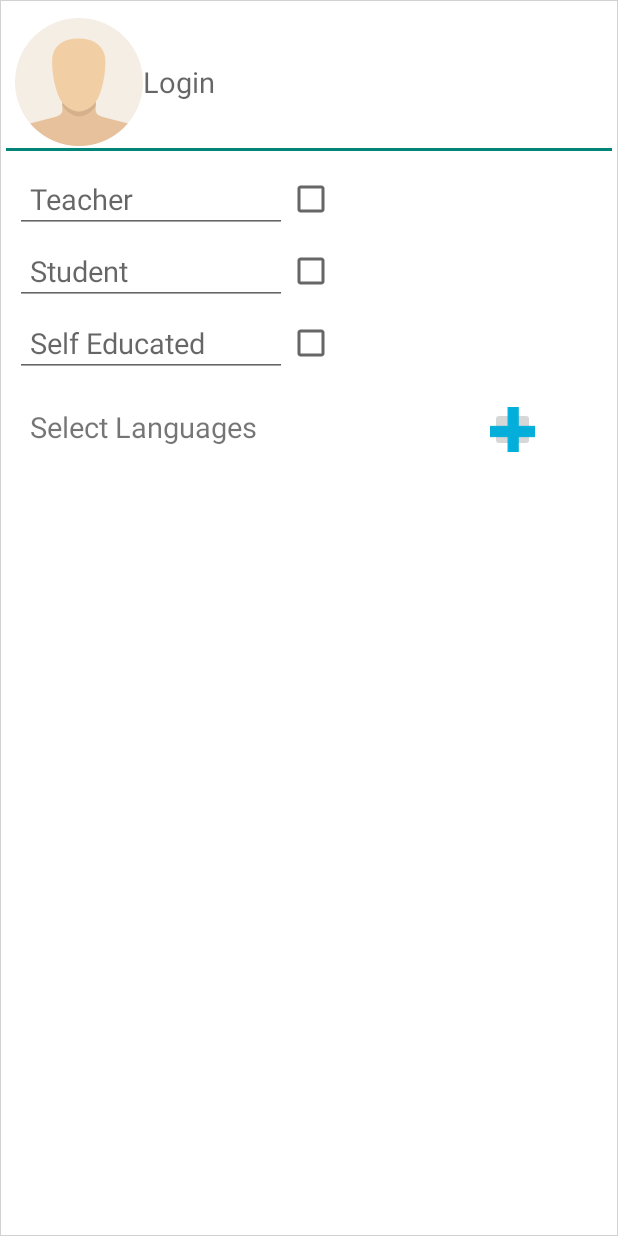
After one commit to Yasinaaa/LangAPP, an Android app: the layout sign_in_2.xml on its own in the app's theme, with its tools: preview values and no code run, on a phone screen of 412 x 824 dp. The commit adds this screen. Run offline under Robolectric (Android 15) with nearby library versions, the phone set to English and light mode, and no system bars.

Commit message:
created sign_in2.xml

```diff
--- a/app/src/main/java/com/example/yasina/langapp/SignInActivity.java
+++ b/app/src/main/java/com/example/yasina/langapp/SignInActivity.java
@@ -22,6 +22,8 @@ public class SignInActivity extends ActionBarActivity {
         return true;
     }
 
+
+
     @Override
     public boolean onOptionsItemSelected(MenuItem item) {
         // Handle action bar item clicks here. The action bar will
--- a/app/src/main/res/drawable-hdpi/edittext_top_bg.xml
+++ b/app/src/main/res/drawable-hdpi/edittext_top_bg.xml
@@ -3,7 +3,7 @@
     android:shape="rectangle" android:padding="10dp">
     <solid android:color="#FFFFFF"/>
     <stroke
-        android:width=".05dp"
+        android:width="5dp"
         android:color="#d2d2d2" />
     <corners android:topLeftRadius="5dp"
         android:topRightRadius="5dp"/>
--- a/app/src/main/res/layout/sign_in.xml
+++ b/app/src/main/res/layout/sign_in.xml
@@ -1,7 +1,7 @@
 <RelativeLayout xmlns:android="http://schemas.android.com/apk/res/android"
     xmlns:tools="http://schemas.android.com/tools"
-    android:layout_width="match_parent"
-    android:layout_height="match_parent"
+    android:layout_width="wrap_content"
+    android:layout_height="wrap_content"
     android:paddingBottom="@dimen/activity_vertical_margin"
     android:paddingLeft="@dimen/activity_horizontal_margin"
     android:paddingRight="@dimen/activity_horizontal_margin"
@@ -15,9 +15,39 @@
         android:layout_width="match_parent"
         android:layout_height="wrap_content"
         android:layout_centerInParent="true"
-        android:padding="10dp"
         >
 
+        <EditText
+            android:id="@+id/etLogin"
+            android:layout_width="match_parent"
+            android:layout_height="wrap_content"
+            android:background="@drawable/edittext_default_bg"
+            android:layout_marginTop="2dp"
+            android:padding="10dp"
+            android:hint="Login"
+            android:textColorHint="#bbbbbb"
+            android:drawableLeft="@drawable/user"/>
+
+        <CheckBox
+            android:id="@+id/cbTeacher"
+            android:layout_width="wrap_content"
+            android:layout_height="wrap_content"
+            android:layout_alignParentLeft="true"
+            android:focusable="false"
+            android:focusableInTouchMode="false"
+            />
+        <EditText
+            android:id="@+id/etTeacher"
+            android:layout_width="match_parent"
+            android:layout_height="wrap_content"
+            android:background="@drawable/edittext_default_bg"
+            android:layout_marginTop="2dp"
+            android:layout_alignBaseline="@+id/cbTeacher"
+            android:layout_alignBottom="@+id/cbTeacher"
+            android:layout_toRightOf="@+id/cbTeacher"
+            android:padding="20dp"
+            android:hint="Teacher"
+            />
         <EditText
             android:id="@+id/etEmail"
             android:layout_width="match_parent"
@@ -27,16 +57,7 @@
             android:hint="Email"
             android:textColorHint="#bbbbbb"
             android:drawableLeft="@drawable/email"/>
-        <EditText
-            android:id="@+id/etUserName"
-            android:layout_width="match_parent"
-            android:layout_height="wrap_content"
-            android:background="@drawable/edittext_default_bg"
-            android:layout_marginTop="-2dp"
-            android:padding="10dp"
-            android:hint="User Name"
-            android:textColorHint="#bbbbbb"
-            android:drawableLeft="@drawable/user"/>
+
         <EditText
             android:id="@+id/etPass"
             android:layout_width="match_parent"
--- /dev/null
+++ b/app/src/main/res/layout/sign_in_2.xml
@@ -0,0 +1,132 @@
+<?xml version="1.0" encoding="utf-8"?>
+<LinearLayout xmlns:android="http://schemas.android.com/apk/res/android"
+    android:orientation="vertical" android:layout_width="match_parent"
+    android:layout_height="match_parent"
+    android:background="@drawable/edittext_default_bg">
+
+    <EditText
+        android:id="@+id/etLogin"
+        android:layout_width="wrap_content"
+        android:layout_height="wrap_content"
+        android:layout_marginTop="2dp"
+        android:padding="10dp"
+        android:hint="Login"
+        android:ems="19"
+        android:textSize="19dp"
+        android:drawableLeft="@drawable/user"/>
+
+   <LinearLayout
+       android:id="@+id/llTeacher"
+       android:layout_width="wrap_content"
+       android:layout_height="wrap_content"
+       android:orientation="horizontal">
+       <EditText
+           android:id="@+id/etTeacher"
+           android:layout_width="wrap_content"
+           android:layout_height="wrap_content"
+           android:layout_marginTop="2dp"
+           android:padding="10dp"
+           android:ems="8"
+           android:textSize="19dp"
+           android:layout_marginLeft="10dp"
+           android:hint="Teacher"
+           />
+       <CheckBox
+           android:id="@+id/cbTeacher"
+           android:layout_width="match_parent"
+           android:layout_height="wrap_content"
+           android:layout_alignBaseline="@+id/etTeacher"
+           android:layout_alignBottom="@+id/etTeacher"
+           android:layout_toRightOf="@+id/etTeacher"
+           android:focusable="false"
+           android:focusableInTouchMode="false"
+           />
+   </LinearLayout>
+
+    <LinearLayout
+        android:layout_width="wrap_content"
+        android:layout_height="wrap_content"
+        android:layout_below="@+id/llTeacher"
+        android:orientation="horizontal">
+        <EditText
+            android:id="@+id/etStudent"
+            android:layout_width="wrap_content"
+            android:layout_height="wrap_content"
+            android:layout_marginTop="2dp"
+            android:padding="10dp"
+            android:ems="8"
+            android:layout_marginLeft="10dp"
+            android:hint="Student"
+            android:textSize="19dp"
+            />
+        <CheckBox
+            android:id="@+id/cbStudent"
+            android:layout_width="match_parent"
+            android:layout_height="wrap_content"
+            android:layout_alignBaseline="@+id/etStudent"
+            android:layout_alignBottom="@+id/etStudent"
+            android:layout_toRightOf="@+id/etStudent"
+            android:focusable="false"
+            android:focusableInTouchMode="false"
+            />
+        </LinearLayout>
+
+    <LinearLayout
+        android:id="@+id/llSelfEducated"
+        android:layout_width="wrap_content"
+        android:layout_height="wrap_content"
+        android:layout_below="@+id/llStudent"
+        android:orientation="horizontal">
+        <EditText
+            android:id="@+id/etSelfEducated"
+            android:layout_width="wrap_content"
+            android:layout_height="wrap_content"
+            android:layout_marginTop="2dp"
+            android:padding="10dp"
+            android:ems="8"
+            android:layout_marginLeft="10dp"
+            android:hint="Self Educated"
+            android:textSize="19dp"
+            />
+        <CheckBox
+            android:id="@+id/cbSelfEducated"
+            android:layout_width="match_parent"
+            android:layout_height="wrap_content"
+            android:layout_alignBaseline="@+id/SelfEducated"
+            android:layout_alignBottom="@+id/SelfEducatedr"
+            android:layout_toRightOf="@+id/SelfEducated"
+            android:focusable="false"
+            android:focusableInTouchMode="false"
+            />
+    </LinearLayout>
+
+    <LinearLayout
+        android:id="@+id/llSelectLanguages"
+        android:layout_width="wrap_content"
+        android:layout_height="wrap_content"
+        android:layout_below="@+id/llSelfEducated">
+    <TextView
+        android:id="@+id/tvSelectLanguages"
+        android:layout_width="wrap_content"
+        android:layout_height="wrap_content"
+        android:layout_marginTop="10dp"
+        android:padding="10dp"
+        android:ems="10"
+        android:layout_marginLeft="10dp"
+        android:textSize="19dp"
+        android:text="Select Languages"/>
+    <ImageButton
+        android:id="@+id/ibAddLanguages"
+        android:layout_width="30dp"
+        android:layout_height="30dp"
+        android:padding="10dp"
+        android:src="@drawable/add"
+        android:paddingBottom="200dp"
+        android:layout_marginTop="20dp"
+        android:layout_marginLeft="90dp"
+        android:layout_weight="4" />
+     </LinearLayout>
+
+
+
+</LinearLayout>
--- a/app/src/main/res/values/strings.xml
+++ b/app/src/main/res/values/strings.xml
@@ -14,9 +14,7 @@
         <item name="android:layout_margin">3dp</item>
         <item name="android:textStyle">normal</item>
         <item name="android:textSize">20sp</item>
-        <item name="android:shadowColor">#f9f9f9</item>
-        <item name="android:shadowDx">1</item>
-        <item name="android:shadowDy">1</item>
+
         <item name="android:shadowRadius">1</item>
     </style>
 
```
Also changed, not shown: app/src/main/res/drawable-hdpi/add.png (added), app/src/main/res/drawable-hdpi/see.png (added), app/src/main/res/drawable-hdpi/user.png (added).
